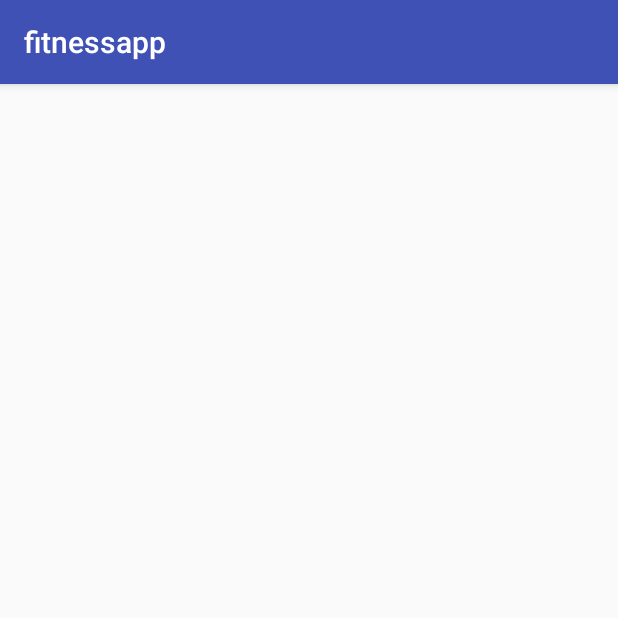
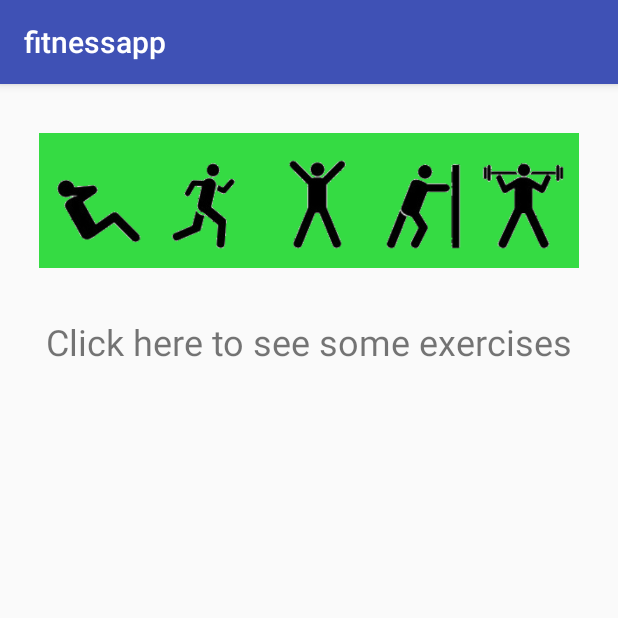
Before and after one commit to ChristopherMcKenzie/FinalCollegeProject, an Android app: the WorkoutHomeActivity screen opened directly, with no data from a screen before it, on a phone screen of 412 x 824 dp, the top half of it. Run offline under Robolectric (Android 15) with nearby library versions, the phone set to English and light mode, and no system bars; our stand-ins replace ButterKnife, Firebase (no records; nobody signed in at launch, a user with empty details on screens opened directly); libraries missing offline, so code that uses them is left out: rx.subscriptions; 2 statements that could not run were skipped.

Commit message:
Small update

```diff
--- a/CollegeCA/app/src/main/AndroidManifest.xml
+++ b/CollegeCA/app/src/main/AndroidManifest.xml
@@ -30,7 +30,8 @@
             android:screenOrientation="portrait"/>
         <activity android:name=".Activity.WorkoutHomeActivity"
             android:screenOrientation="portrait"/>
-
+        <activity android:name=".Activity.ExercisesHomeActivity"
+            android:screenOrientation="portrait"/>
     </application>
 
 </manifest>
--- a/CollegeCA/app/src/main/java/com/android/fitnessapp/Activity/WorkoutHomeActivity.java
+++ b/CollegeCA/app/src/main/java/com/android/fitnessapp/Activity/WorkoutHomeActivity.java
@@ -1,9 +1,18 @@
 package com.android.fitnessapp.Activity;
 
+import android.content.Intent;
 import android.os.Bundle;
 import android.support.annotation.Nullable;
 import android.support.v4.app.Fragment;
+import android.view.Menu;
+import android.view.MenuInflater;
+import android.view.MenuItem;
+import android.view.View;
+import android.widget.Toast;
+
 import com.android.fitnessapp.Fragments.*;
+import com.android.fitnessapp.R;
+
 /**
  * Created by Gerard on 13/01/2018.
  */
@@ -19,4 +28,14 @@ public class WorkoutHomeActivity extends BaseFragmentActivity {
         super.onCreate(savedInstanceState);
     }
 
+    public void startExerciseHome(View v)
+    {
+        Intent i = new Intent(getApplicationContext(), ExercisesHomeActivity.class);
+        i.addFlags(Intent.FLAG_ACTIVITY_CLEAR_TOP | Intent.FLAG_ACTIVITY_NEW_TASK);
+        startActivity(i);
+    }
+
+
+
+
 }
--- a/CollegeCA/app/src/main/java/com/android/fitnessapp/Fragments/WorkoutHomeFragment.java
+++ b/CollegeCA/app/src/main/java/com/android/fitnessapp/Fragments/WorkoutHomeFragment.java
@@ -3,11 +3,17 @@ package com.android.fitnessapp.Fragments;
 
 import android.os.Bundle;
 import android.support.annotation.Nullable;
+import android.support.v4.widget.DrawerLayout;
 import android.view.LayoutInflater;
+import android.view.Menu;
+import android.view.MenuInflater;
 import android.view.View;
 import android.view.ViewGroup;
+import android.widget.FrameLayout;
 
 import com.android.fitnessapp.R;
+
+import butterknife.BindView;
 
 /**
  * Created by Gerard on 13/01/2018.
@@ -18,6 +24,10 @@ public class WorkoutHomeFragment extends BaseFragment {
         return new WorkoutHomeFragment();
     }
 
+    @BindView(R.id.drawer_layout)
+    DrawerLayout mDrawerLayout;
+    @BindView(R.id.content_frame)
+    FrameLayout mFrameLayout;
 
     @Nullable
     @Override
@@ -30,4 +40,5 @@ public class WorkoutHomeFragment extends BaseFragment {
 
 
 
+
 }
--- a/CollegeCA/app/src/main/res/layout/fragment_workout_home.xml
+++ b/CollegeCA/app/src/main/res/layout/fragment_workout_home.xml
@@ -1,6 +1,31 @@
 <?xml version="1.0" encoding="utf-8"?>
 <LinearLayout xmlns:android="http://schemas.android.com/apk/res/android"
     android:orientation="vertical" android:layout_width="match_parent"
-    android:layout_height="match_parent">
+    android:layout_height="match_parent"
+    android:gravity="center_horizontal">
+
+    <LinearLayout
+        android:layout_width="wrap_content"
+        android:layout_height="wrap_content">
+
+        <ImageView
+            android:id="@+id/exercise_button_image"
+            android:layout_width="360dp"
+            android:layout_height="wrap_content"
+            android:src="@drawable/exercise"
+            android:onClick="startExerciseHome"/>
+    </LinearLayout>
+    <LinearLayout
+        android:layout_width="wrap_content"
+        android:layout_height="wrap_content">
+        <TextView
+            android:layout_width="wrap_content"
+            android:layout_height="wrap_content"
+            android:onClick="startExerciseHome"
+            android:text="Click here to see some exercises"
+            android:textSize="24sp"/>
+    </LinearLayout>
+
+
 
 </LinearLayout>
```
Also changed, not shown: CollegeCA/app/src/main/java/com/android/fitnessapp/Activity/ExercisesHomeActivity.java (added, +16 -0 lines), CollegeCA/app/src/main/java/com/android/fitnessapp/Fragments/ExercisesHomeFragment.java (added, +30 -0 lines), CollegeCA/app/src/main/java/com/android/fitnessapp/Utils/Users.java (added, +77 -0 lines), CollegeCA/app/src/main/res/layout/fragment_excercise_home.xml (added, +63 -0 lines), CollegeCA/app/src/main/res/layout/navigation_layout.xml (added, +20 -0 lines), CollegeCA/app/src/main/res/drawable/exercise.png (added).
